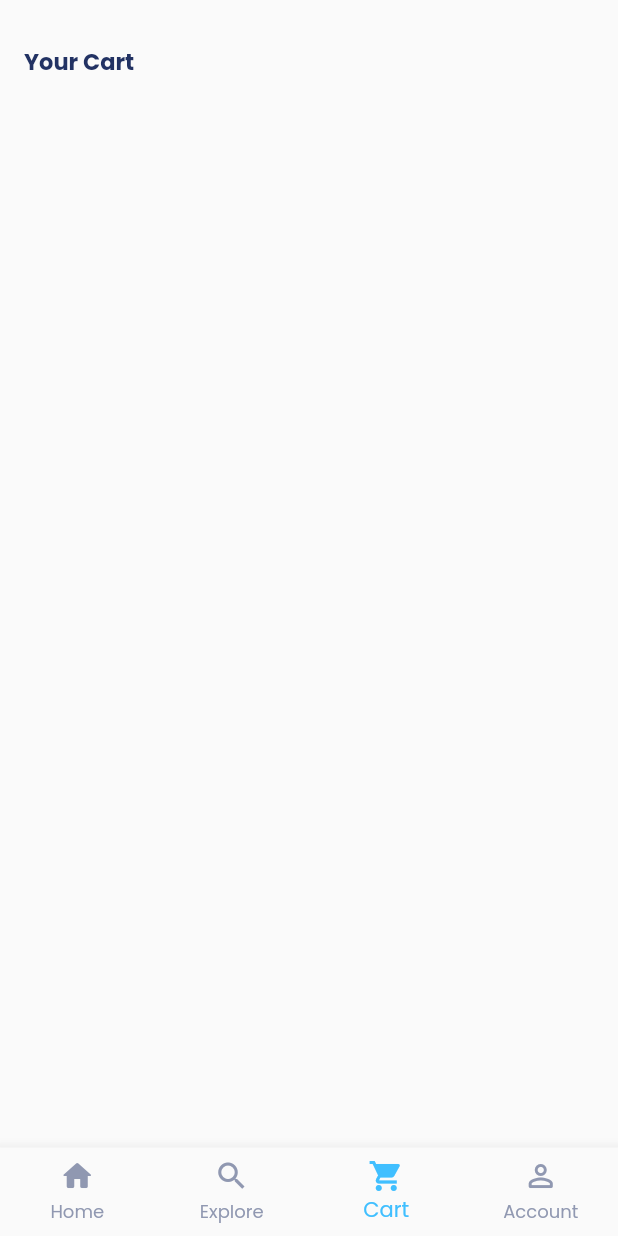
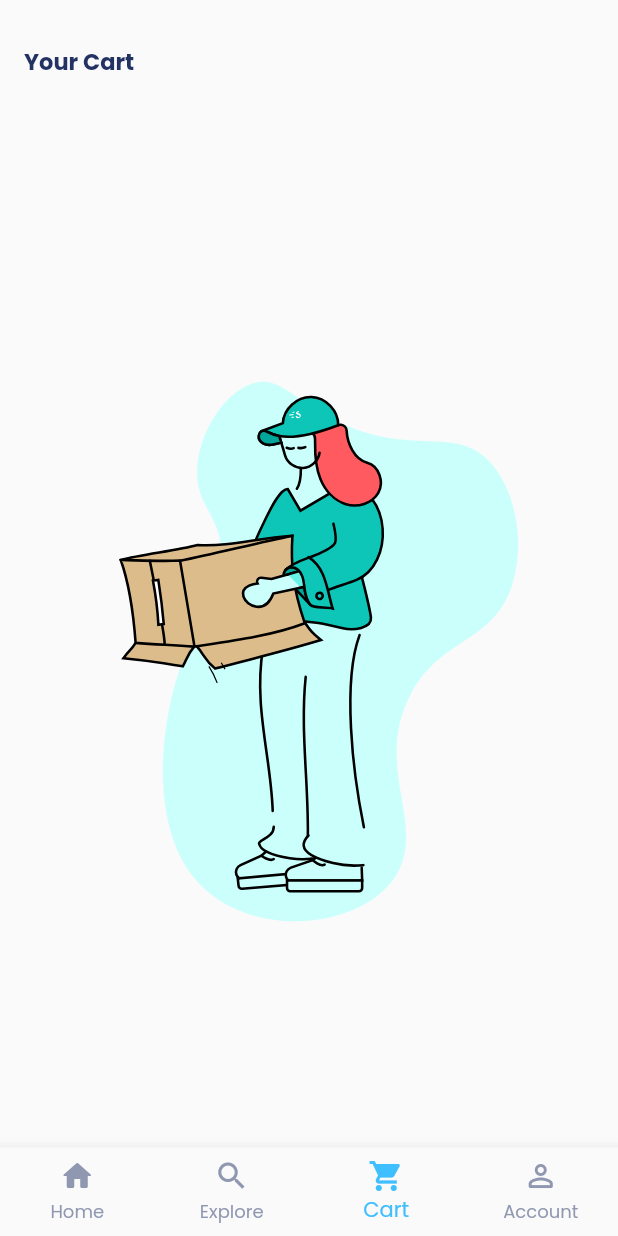
Before and after one commit to a-r-s-h-a-d/smartbuy, a Flutter app: the screen it shows once a user with an empty profile is signed in, item 3 of the bottom bar chosen, on a phone screen of 412 x 824 dp. Run offline on Flutter 3.47's test engine with Material 2 defaults, Android fonts, the light colour scheme and no system bars; our stand-ins replace cached_network_image, carousel_slider, cloud_firestore, firebase_auth, firebase_core, flutter_rating_bar and 7 more; accounts and stored records are empty; network calls fail.

Commit message:
cart empty lottie files missing,fixed

```diff
--- a/lib/pages/cart/screen_cart.dart
+++ b/lib/pages/cart/screen_cart.dart
@@ -51,27 +51,26 @@ class ScreenCart extends StatelessWidget {
           if (snapshot.hasData) {
             final cartList = snapshot.data;
             if (cartList!.isEmpty) {
-              return Container();
+              return Center(
+                child: Lottie.asset(
+                  'assets/animation/empty_cart.json',
+                  fit: BoxFit.cover,
+                  repeat: true,
+                ),
+              );
             } else {
               totalamount = 0;
               for (var cart in cartList) {
                 final nitemprice = int.parse(cart.price) * cart.quantity;
                 totalamount += nitemprice;
               }
-
               return CartProductDetails(
                 height: height,
                 totalamount: totalamount,
               );
             }
           }
-          return Center(
-            child: Lottie.asset(
-              'assets/animation/empty_cart.json',
-              fit: BoxFit.cover,
-              repeat: true,
-            ),
-          );
+          return Container();
         },
       ),
     );
```
